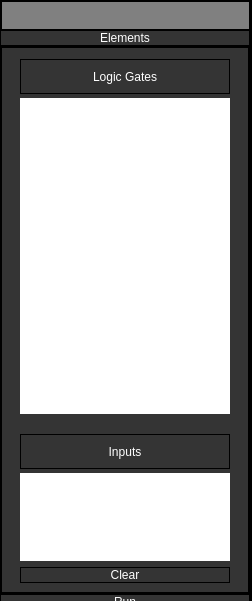
University-of-Utah-CS3505/a9-edu-app-MAUIFanClub, file circuitelementsmenu.ui: the form before one commit.
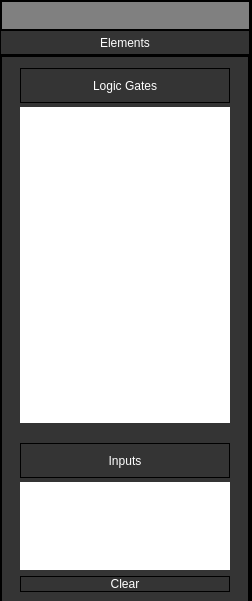
The form after the commit. Icons and pictures are not drawn.

Commit message:
Better Ui Icons For Added Gates
Added better icons for the newly added gated. As well as changed the layout of the nodes in the elements panel.  Bundles (And nAnd), (Or nOr), etc together to make it look a little nicer.

Patch:
```diff
--- a/circuitelementsmenu.ui
+++ b/circuitelementsmenu.ui
@@ -84,6 +84,12 @@
         <verstretch>0</verstretch>
        </sizepolicy>
       </property>
+      <property name="minimumSize">
+       <size>
+        <width>0</width>
+        <height>25</height>
+       </size>
+      </property>
       <property name="maximumSize">
        <size>
         <width>250</width>
@@ -221,103 +227,6 @@
              <string notr="true">background-color: rgb(255, 255, 255);</string>
             </property>
             <layout class="QGridLayout" name="gridLayout">
-             <item row="2" column="1">
-              <widget class="QPushButton" name="xnOrGateBtn">
-               <property name="sizePolicy">
-                <sizepolicy hsizetype="Minimum" vsizetype="Fixed">
-                 <horstretch>0</horstretch>
-                 <verstretch>0</verstretch>
-                </sizepolicy>
-               </property>
-               <property name="minimumSize">
-                <size>
-                 <width>70</width>
-                 <height>70</height>
-                </size>
-               </property>
-               <property name="maximumSize">
-                <size>
-                 <width>70</width>
-                 <height>70</height>
-                </size>
-               </property>
-               <property name="styleSheet">
-                <string notr="true">QPushButton{
-	border-image: url(:/menuIcons/menuIcons/xNORIcon.png);
-}
-QPushButton::hover{
-	background-color: rgb(72, 72, 72);
-}
-</string>
-               </property>
-               <property name="text">
-                <string/>
-               </property>
-              </widget>
-             </item>
-             <item row="0" column="1">
-              <widget class="QPushButton" name="orGateBtn">
-               <property name="sizePolicy">
-                <sizepolicy hsizetype="Minimum" vsizetype="Fixed">
-                 <horstretch>0</horstretch>
-                 <verstretch>0</verstretch>
-                </sizepolicy>
-               </property>
-               <property name="minimumSize">
-                <size>
-                 <width>70</width>
-                 <height>70</height>
-                </size>
-               </property>
-               <property name="maximumSize">
-                <size>
-                 <width>70</width>
-                 <height>70</height>
-                </size>
-               </property>
-               <property name="styleSheet">
-                <string notr="true">QPushButton{
-	border-image: url(:/menuIcons/menuIcons/orGateIcon.png);
-}
-QPushButton::hover{
-	background-color: rgb(72, 72, 72);
-}
-</string>
-               </property>
-               <property name="text">
-                <string/>
-               </property>
-              </widget>
-             </item>
-             <item row="0" column="0">
-              <widget class="QPushButton" name="andGateBtn">
-               <property name="minimumSize">
-                <size>
-                 <width>70</width>
-                 <height>70</height>
-                </size>
-               </property>
-               <property name="maximumSize">
-                <size>
-                 <width>70</width>
-                 <height>70</height>
-                </size>
-               </property>
-               <property name="styleSheet">
-                <string notr="true">QPushButton{
-	border-image: url(:/menuIcons/menuIcons/andGateIcon.png);
-}
-QPushButton::hover{
-	background-color: rgb(72, 72, 72);
-}
-
-</string>
-               </property>
-               <property name="text">
-                <string/>
-               </property>
-              </widget>
-             </item>
              <item row="1" column="1">
               <widget class="QPushButton" name="norGateBtn">
                <property name="minimumSize">
@@ -346,41 +255,44 @@
                </property>
               </widget>
              </item>
-             <item row="2" column="0">
-              <widget class="QPushButton" name="notGateBtn">
-               <property name="sizePolicy">
-                <sizepolicy hsizetype="Minimum" vsizetype="Fixed">
-                 <horstretch>0</horstretch>
-                 <verstretch>0</verstretch>
-                </sizepolicy>
-               </property>
-               <property name="minimumSize">
-                <size>
-                 <width>70</width>
-                 <height>70</height>
-                </size>
-               </property>
-               <property name="maximumSize">
-                <size>
-                 <width>70</width>
-                 <height>70</height>
-                </size>
-               </property>
-               <property name="styleSheet">
-                <string notr="true">QPushButton{
-	border-image: url(:/menuIcons/menuIcons/notIcon.png);
-}
-QPushButton::hover{
-	background-color: rgb(72, 72, 72);
-}
-</string>
-               </property>
-               <property name="text">
-                <string/>
-               </property>
-              </widget>
-             </item>
              <item row="1" column="0">
+              <widget class="QPushButton" name="orGateBtn">
+               <property name="sizePolicy">
+                <sizepolicy hsizetype="Minimum" vsizetype="Fixed">
+                 <horstretch>0</horstretch>
+                 <verstretch>0</verstretch>
+                </sizepolicy>
+               </property>
+               <property name="minimumSize">
+                <size>
+                 <width>70</width>
+                 <height>70</height>
+                </size>
+               </property>
+               <property name="maximumSize">
+                <size>
+                 <width>70</width>
+                 <height>70</height>
+                </size>
+               </property>
+               <property name="toolTip">
+                <string>Or Gate</string>
+               </property>
+               <property name="styleSheet">
+                <string notr="true">QPushButton{
+	border-image: url(:/menuIcons/menuIcons/orGateIcon.png);
+}
+QPushButton::hover{
+	background-color: rgb(72, 72, 72);
+}
+</string>
+               </property>
+               <property name="text">
+                <string/>
+               </property>
+              </widget>
+             </item>
+             <item row="0" column="1">
               <widget class="QPushButton" name="nandGateBtn">
                <property name="minimumSize">
                 <size>
@@ -408,7 +320,40 @@
                </property>
               </widget>
              </item>
-             <item row="3" column="0">
+             <item row="0" column="0">
+              <widget class="QPushButton" name="andGateBtn">
+               <property name="minimumSize">
+                <size>
+                 <width>70</width>
+                 <height>70</height>
+                </size>
+               </property>
+               <property name="maximumSize">
+                <size>
+                 <width>70</width>
+                 <height>70</height>
+                </size>
+               </property>
+               <property name="toolTip">
+                <string>And Gate</string>
+               </property>
+               <property name="styleSheet">
+                <string notr="true">QPushButton{
+	border-image: url(:/menuIcons/menuIcons/andGateIcon.png);
+}
+QPushButton::hover{
+	background-color: rgb(72, 72, 72);
+}
+
+
+</string>
+               </property>
+               <property name="text">
+                <string/>
+               </property>
+              </widget>
+             </item>
+             <item row="2" column="0">
               <widget class="QPushButton" name="xOrGateBtn">
                <property name="sizePolicy">
                 <sizepolicy hsizetype="Minimum" vsizetype="Fixed">
@@ -442,6 +387,80 @@
                </property>
               </widget>
              </item>
+             <item row="2" column="1">
+              <widget class="QPushButton" name="xnOrGateBtn">
+               <property name="sizePolicy">
+                <sizepolicy hsizetype="Minimum" vsizetype="Fixed">
+                 <horstretch>0</horstretch>
+                 <verstretch>0</verstretch>
+                </sizepolicy>
+               </property>
+               <property name="minimumSize">
+                <size>
+                 <width>70</width>
+                 <height>70</height>
+                </size>
+               </property>
+               <property name="maximumSize">
+                <size>
+                 <width>70</width>
+                 <height>70</height>
+                </size>
+               </property>
+               <property name="toolTip">
+                <string>XnOr Gate</string>
+               </property>
+               <property name="styleSheet">
+                <string notr="true">QPushButton{
+	border-image: url(:/menuIcons/menuIcons/xNORIcon.png);
+}
+QPushButton::hover{
+	background-color: rgb(72, 72, 72);
+}
+</string>
+               </property>
+               <property name="text">
+                <string/>
+               </property>
+              </widget>
+             </item>
+             <item row="4" column="1">
+              <widget class="QPushButton" name="notGateBtn">
+               <property name="sizePolicy">
+                <sizepolicy hsizetype="Minimum" vsizetype="Fixed">
+                 <horstretch>0</horstretch>
+                 <verstretch>0</verstretch>
+                </sizepolicy>
+               </property>
+               <property name="minimumSize">
+                <size>
+                 <width>70</width>
+                 <height>70</height>
+                </size>
+               </property>
+               <property name="maximumSize">
+                <size>
+                 <width>70</width>
+                 <height>70</height>
+                </size>
+               </property>
+               <property name="toolTip">
+                <string>Not Gate</string>
+               </property>
+               <property name="styleSheet">
+                <string notr="true">QPushButton{
+	border-image: url(:/menuIcons/menuIcons/notIcon.png);
+}
+QPushButton::hover{
+	background-color: rgb(72, 72, 72);
+}
+</string>
+               </property>
+               <property name="text">
+                <string/>
+               </property>
+              </widget>
+             </item>
             </layout>
            </widget>
           </item>
```
Left out of the diff: 15 changed lines with no effect on the pictures. The commit also changes 4 other files.
